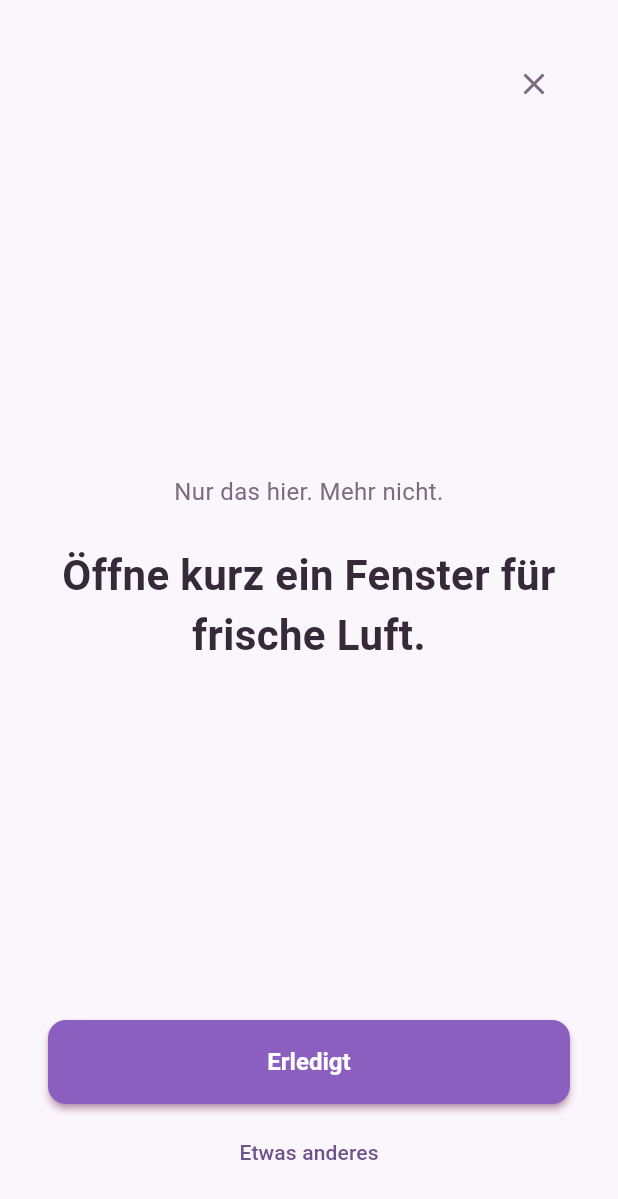
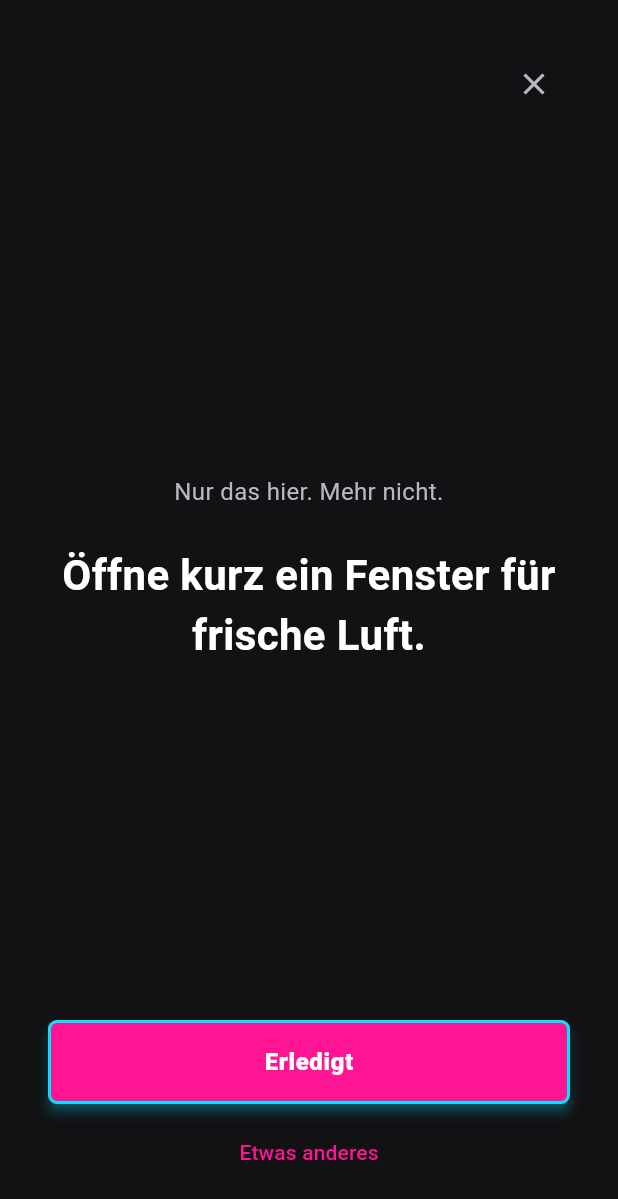
Before and after one commit to lenapaullina/life-organizer, a Flutter app: the screen it shows after launch, after a tap on "ALARRRM", on a phone screen of 412 x 824 dp. Shown: the top 1199 px of the screen. Run offline on Flutter 3.47's test engine with Material 3 defaults, Android fonts, the phone set to English and light mode, and no system bars; our stand-ins replace drift, flutter_local_notifications, flutter_riverpod, image_picker, speech_to_text, timezone; accounts and stored records are empty; generated files the repository leaves out were written again.

Commit message:
MySpace/Y2K-Redesign (Dark Theme, Neon-Akzente) + Bugfix Brain-Dump-Button-Overflow
Co-Authored-By: Claude Sonnet 5 <noreply@anthropic.com>
Claude-Session: https://claude.ai/code/session_01XTWWnnrFD1YeD2PFmoNxS5

```diff
--- a/lib/core/theme/app_colors.dart
+++ b/lib/core/theme/app_colors.dart
@@ -1,30 +1,37 @@
 import 'package:flutter/material.dart';
 
-/// Bewusst reizarme Farbpalette: wenig Sättigung im Grundton,
-/// klar unterscheidbare (aber nicht grelle) Statusfarben.
-/// Die Statusfarben sind das einzige "laute" Element der App –
-/// alles andere bleibt ruhig, damit Status wirklich ins Auge fällt.
+/// Y2K / 2000er-MySpace-Palette: dunkler Untergrund, zwei laute
+/// Neon-Akzente (Pink + Cyan), Statusfarben bleiben als eigenes,
+/// erkennbares Ampel-Set erhalten – nur eben jetzt neongrell statt
+/// gedämpft, damit sie im dunklen Grundton trotzdem sofort auffallen.
 class AppColors {
   AppColors._();
 
-  // Neutrale Basis – leichter Lila-Stich statt reinem Grau/Weiß
-  static const background = Color(0xFFFBF6FB);
-  static const surface = Color(0xFFFFFFFF);
-  static const surfaceMuted = Color(0xFFF3EAF6);
-  static const textPrimary = Color(0xFF352A38);
-  static const textSecondary = Color(0xFF7A6B7E);
-  static const border = Color(0xFFE6D9ED);
+  // Dunkler Grundton statt hellem Lila-Weiß – das eigentliche "MySpace
+  // bei Nacht"-Gefühl kommt vor allem von diesem tiefen Hintergrund.
+  static const background = Color(0xFF121214);
+  static const surface = Color(0xFF1E1E24);
+  static const surfaceMuted = Color(0xFF2A2A32);
+  static const textPrimary = Color(0xFFFFFFFF);
+  static const textSecondary = Color(0xFFB8B8C2);
+  static const border = Color(0xFFFF1493);
 
-  // Statusfarben – bewusst unverändert, das ist das wichtigste Signal der App
-  static const statusGreen = Color(0xFF4C9A6A);
-  static const statusGreenBg = Color(0xFFE6F2EA);
-  static const statusYellow = Color(0xFFCF9A2E);
-  static const statusYellowBg = Color(0xFFFBF0DC);
-  static const statusRed = Color(0xFFC0564D);
-  static const statusRedBg = Color(0xFFF7E5E3);
+  // Statusfarben – bewusst weiterhin ein eigenes Grün/Gelb/Rot-Set
+  // (siehe status_calculator.dart), nur jetzt als Neon-Variante,
+  // damit die Ampel im dunklen Theme genauso sofort lesbar bleibt.
+  static const statusGreen = Color(0xFF39FF14);
+  static const statusGreenBg = Color(0xFF163019);
+  static const statusYellow = Color(0xFFFFD600);
+  static const statusYellowBg = Color(0xFF332B0A);
+  static const statusRed = Color(0xFFFF3860);
+  static const statusRedBg = Color(0xFF33111A);
 
-  // Akzent – gedämpftes Lila/Magenta statt MySpace-Neon, sparsam einsetzen
-  static const accent = Color(0xFF8B5FBF);
-  static const accentBg = Color(0xFFF1E6F5);
-  static const accentPink = Color(0xFFC15FA3);
+  // Primärer Akzent: Neon-Pink/Magenta (der "MySpace-Pink" schlechthin).
+  static const accent = Color(0xFFFF1493);
+  static const accentBg = Color(0xFF33101F);
+  static const accentPink = Color(0xFFFF1493);
+
+  // Sekundärer Akzent: Cyan, für Links/zweite Hervorhebung – im
+  // Original-MySpace-Stil das "besuchter Link/Hover"-Türkis.
+  static const accentCyan = Color(0xFF00E5FF);
 }
--- a/lib/core/theme/app_spacing.dart
+++ b/lib/core/theme/app_spacing.dart
@@ -11,7 +11,9 @@ class AppSpacing {
   static const double xl = 32;
   static const double xxl = 48;
 
-  static const double cardRadius = 16;
-  static const double buttonRadius = 12;
+  // Bewusst kantiger als vorher (16/12) für den MySpace/Y2K-Look:
+  // spürbar abgerundet, aber nicht "modern-rund".
+  static const double cardRadius = 8;
+  static const double buttonRadius = 6;
   static const double pillRadius = 999;
 }
--- a/lib/core/theme/app_theme.dart
+++ b/lib/core/theme/app_theme.dart
@@ -2,59 +2,66 @@ import 'package:flutter/material.dart';
 import 'app_colors.dart';
 import 'app_spacing.dart';
 
-/// Design-Grundsatz: große Touch-Targets, viel Weißraum, wenig Text
-/// pro Screen, keine dichten Tabellen. Statusfarben sind der einzige
-/// funktionale visuelle "Lärm", den wir uns erlauben – AppBar/Buttons
-/// dürfen zusätzlich einen verspielten, farbenfrohen Akzent tragen
-/// (der "Lila-Pink-MySpace-Vibe"), solange Layout & Abstände ruhig
-/// bleiben.
+/// MySpace/Y2K-Redesign: dunkler Hintergrund, laute Neon-Akzente
+/// (Pink + Cyan), dicke kontrastreiche Ränder statt sanfter
+/// Schatten, fette Überschriften mit leichtem Neon-Glow. Die
+/// Status-Ampel (Grün/Gelb/Rot, siehe AppColors) bleibt als
+/// eigenständiges, sofort erkennbares Signal erhalten – nur eben
+/// jetzt neongrell statt gedämpft.
 class AppTheme {
   AppTheme._();
 
-  static ThemeData get light {
+  static ThemeData get dark {
     return ThemeData(
       useMaterial3: true,
+      brightness: Brightness.dark,
       scaffoldBackgroundColor: AppColors.background,
       colorScheme: ColorScheme.fromSeed(
         seedColor: AppColors.accent,
-        brightness: Brightness.light,
+        brightness: Brightness.dark,
         surface: AppColors.surface,
+        primary: AppColors.accent,
+        secondary: AppColors.accentCyan,
+        error: AppColors.statusRed,
       ),
-      textTheme: const TextTheme(
+      textTheme: TextTheme(
         headlineMedium: TextStyle(
           fontSize: 24,
-          fontWeight: FontWeight.w700,
-          letterSpacing: 0.2,
+          fontWeight: FontWeight.w800,
+          letterSpacing: 0.3,
+          color: AppColors.textPrimary,
+          shadows: [Shadow(color: AppColors.accent.withOpacity(0.6), blurRadius: 10)],
+        ),
+        titleMedium: const TextStyle(
+          fontSize: 18,
+          fontWeight: FontWeight.w800,
           color: AppColors.textPrimary,
         ),
-        titleMedium: TextStyle(
-          fontSize: 18,
-          fontWeight: FontWeight.w700,
-          color: AppColors.textPrimary,
-        ),
-        bodyLarge: TextStyle(
+        bodyLarge: const TextStyle(
           fontSize: 16,
           color: AppColors.textPrimary,
         ),
-        bodyMedium: TextStyle(
+        bodyMedium: const TextStyle(
           fontSize: 14,
           color: AppColors.textSecondary,
         ),
       ),
-      appBarTheme: const AppBarTheme(
+      appBarTheme: AppBarTheme(
         backgroundColor: AppColors.accent,
         foregroundColor: Colors.white,
-        elevation: 3,
+        elevation: 4,
         centerTitle: true,
-        shadowColor: AppColors.accentPink,
-        titleTextStyle: TextStyle(
+        shadowColor: AppColors.accentCyan,
+        titleTextStyle: const TextStyle(
           fontSize: 20,
           fontWeight: FontWeight.w800,
-          letterSpacing: 0.3,
+          letterSpacing: 0.4,
           color: Colors.white,
         ),
-        shape: RoundedRectangleBorder(
-          borderRadius: BorderRadius.vertical(bottom: Radius.circular(18)),
+        // AppBarTheme.shape ist ein ShapeBorder (kein BoxBorder) – für den
+        // Neon-Unterkante-Effekt sorgt hier vor allem shadowColor oben.
+        shape: const RoundedRectangleBorder(
+          borderRadius: BorderRadius.vertical(bottom: Radius.circular(6)),
         ),
       ),
       navigationBarTheme: NavigationBarThemeData(
@@ -62,48 +69,97 @@ class AppTheme {
         indicatorColor: AppColors.accentBg,
         surfaceTintColor: Colors.transparent,
         labelTextStyle: MaterialStateProperty.all(
-          const TextStyle(fontSize: 12, fontWeight: FontWeight.w600, color: AppColors.accent),
+          const TextStyle(fontSize: 12, fontWeight: FontWeight.w700, color: AppColors.accentCyan),
+        ),
+        iconTheme: MaterialStateProperty.resolveWith(
+          (states) => IconThemeData(
+            color: states.contains(MaterialState.selected) ? AppColors.accent : AppColors.textSecondary,
+          ),
         ),
       ),
       chipTheme: ChipThemeData(
         selectedColor: AppColors.accentBg,
         backgroundColor: AppColors.surfaceMuted,
-        side: BorderSide.none,
+        side: const BorderSide(color: AppColors.accentCyan, width: 1.2),
         shape: RoundedRectangleBorder(
           borderRadius: BorderRadius.circular(AppSpacing.pillRadius),
         ),
-        labelStyle: const TextStyle(fontWeight: FontWeight.w600),
+        labelStyle: const TextStyle(fontWeight: FontWeight.w700, color: AppColors.textPrimary),
       ),
       cardTheme: CardThemeData(
         color: AppColors.surface,
-        elevation: 1.5,
-        shadowColor: AppColors.accentPink.withOpacity(0.18),
+        elevation: 3,
+        shadowColor: AppColors.accentPink.withOpacity(0.45),
         margin: EdgeInsets.zero,
         shape: RoundedRectangleBorder(
           borderRadius: BorderRadius.circular(AppSpacing.cardRadius),
-          side: const BorderSide(color: AppColors.border),
+          side: const BorderSide(color: AppColors.border, width: 2),
         ),
       ),
       elevatedButtonTheme: ElevatedButtonThemeData(
         style: ElevatedButton.styleFrom(
           backgroundColor: AppColors.accent,
           foregroundColor: Colors.white,
-          elevation: 2,
-          shadowColor: AppColors.accentPink,
-          minimumSize: const Size.fromHeight(56), // große Touch-Fläche
+          elevation: 3,
+          shadowColor: AppColors.accentCyan,
+          side: const BorderSide(color: AppColors.accentCyan, width: 2),
+          minimumSize: const Size.fromHeight(56),
           shape: RoundedRectangleBorder(
             borderRadius: BorderRadius.circular(AppSpacing.buttonRadius),
           ),
           textStyle: const TextStyle(
             fontSize: 16,
-            fontWeight: FontWeight.w700,
+            fontWeight: FontWeight.w800,
+            letterSpacing: 0.4,
           ),
+        ),
+      ),
+      outlinedButtonTheme: OutlinedButtonThemeData(
+        style: OutlinedButton.styleFrom(
+          foregroundColor: AppColors.accentCyan,
+          side: const BorderSide(color: AppColors.accentCyan, width: 2),
+          minimumSize: const Size.fromHeight(56),
+          shape: RoundedRectangleBorder(
+            borderRadius: BorderRadius.circular(AppSpacing.buttonRadius),
+          ),
+        ),
+      ),
+      inputDecorationTheme: InputDecorationTheme(
+        filled: true,
+        fillColor: AppColors.surfaceMuted,
+        hintStyle: const TextStyle(color: AppColors.textSecondary),
+        labelStyle: const TextStyle(color: AppColors.textSecondary),
+        border: OutlineInputBorder(
+          borderRadius: BorderRadius.circular(AppSpacing.buttonRadius),
+          borderSide: const BorderSide(color: AppColors.border, width: 1.5),
+        ),
+        enabledBorder: OutlineInputBorder(
+          borderRadius: BorderRadius.circular(AppSpacing.buttonRadius),
+          borderSide: const BorderSide(color: AppColors.border, width: 1.5),
+        ),
+        focusedBorder: OutlineInputBorder(
+          borderRadius: BorderRadius.circular(AppSpacing.buttonRadius),
+          borderSide: const BorderSide(color: AppColors.accentCyan, width: 2),
         ),
       ),
       dividerTheme: const DividerThemeData(
         color: AppColors.border,
         thickness: 1,
       ),
+      iconTheme: const IconThemeData(color: AppColors.textPrimary),
+      listTileTheme: const ListTileThemeData(
+        iconColor: AppColors.accentCyan,
+        textColor: AppColors.textPrimary,
+      ),
+      snackBarTheme: SnackBarThemeData(
+        backgroundColor: AppColors.surfaceMuted,
+        contentTextStyle: const TextStyle(color: AppColors.textPrimary),
+        shape: RoundedRectangleBorder(
+          borderRadius: BorderRadius.circular(AppSpacing.buttonRadius),
+          side: const BorderSide(color: AppColors.accentCyan, width: 1.5),
+        ),
+        actionTextColor: AppColors.accentCyan,
+      ),
     );
   }
 }
--- a/lib/features/brain_dump/presentation/brain_dump_widget.dart
+++ b/lib/features/brain_dump/presentation/brain_dump_widget.dart
@@ -127,6 +127,15 @@ class _BrainDumpCaptureState extends ConsumerState<BrainDumpCapture> {
         const SizedBox(height: AppSpacing.xs),
         Row(
           children: [
+            // Mikro- und Senden-Button sollen NIE vom Rand abgeschnitten
+            // werden – deshalb bekommt nur der Label+Chips-Teil einen
+            // begrenzten, bei Bedarf horizontal scrollbaren Bereich,
+            // statt dass alles in einer nicht umbrechenden Row landet.
+            Expanded(
+              child: SingleChildScrollView(
+                scrollDirection: Axis.horizontal,
+                child: Row(
+                  children: [
                     const Text('Priorität:', style: TextStyle(color: AppColors.textSecondary, fontSize: 13)),
                     const SizedBox(width: AppSpacing.sm),
                     for (var i = 0; i < 3; i++)
@@ -139,7 +148,10 @@ class _BrainDumpCaptureState extends ConsumerState<BrainDumpCapture> {
                           onSelected: (_) => setState(() => _priority = i),
                         ),
                       ),
-            const Spacer(),
+                  ],
+                ),
+              ),
+            ),
             IconButton(
               onPressed: _toggleListening,
               tooltip: _isListening ? 'Aufnahme stoppen' : 'Per Sprache eintippen',
--- a/lib/features/mehr/presentation/more_screen.dart
+++ b/lib/features/mehr/presentation/more_screen.dart
@@ -9,6 +9,7 @@ import '../../vorrat/presentation/pantry_screen.dart';
 import '../../watchlist/presentation/watchlist_screen.dart';
 import '../../wo_liegt_was/presentation/storage_locations_screen.dart';
 import '../../zutatenplaner/presentation/zutatenplaner_screen.dart';
+import 'style_showcase_screen.dart';
 
 /// Bündelt Module, die man seltener öffnet als Haushalt/Routinen,
 /// als Liste statt als eigene Bottom-Nav-Tabs. So bleibt die
@@ -61,6 +62,11 @@ class MoreScreen extends StatelessWidget {
         label: 'Ausleihe',
         builder: (BuildContext _) => const LoanScreen(),
       ),
+      (
+        icon: Icons.style_outlined,
+        label: 'Style-Vorschau',
+        builder: (BuildContext _) => const StyleShowcaseScreen(),
+      ),
     ];
 
     return Scaffold(
--- a/lib/main.dart
+++ b/lib/main.dart
@@ -24,7 +24,7 @@ class LifeOrganizerApp extends StatelessWidget {
     return MaterialApp(
       title: 'Vergissmeinnicht',
       debugShowCheckedModeBanner: false,
-      theme: AppTheme.light,
+      theme: AppTheme.dark,
       home: const _RootScreen(),
     );
   }
```
Also changed, not shown: lib/features/mehr/presentation/style_showcase_screen.dart (added, +100 -0 lines), lib/shared/widgets/myspace_badge.dart (added, +53 -0 lines), lib/shared/widgets/myspace_button.dart (added, +61 -0 lines), lib/shared/widgets/myspace_card.dart (added, +76 -0 lines), 1 other file. Lines whose indentation alone changed are shown as unchanged.
